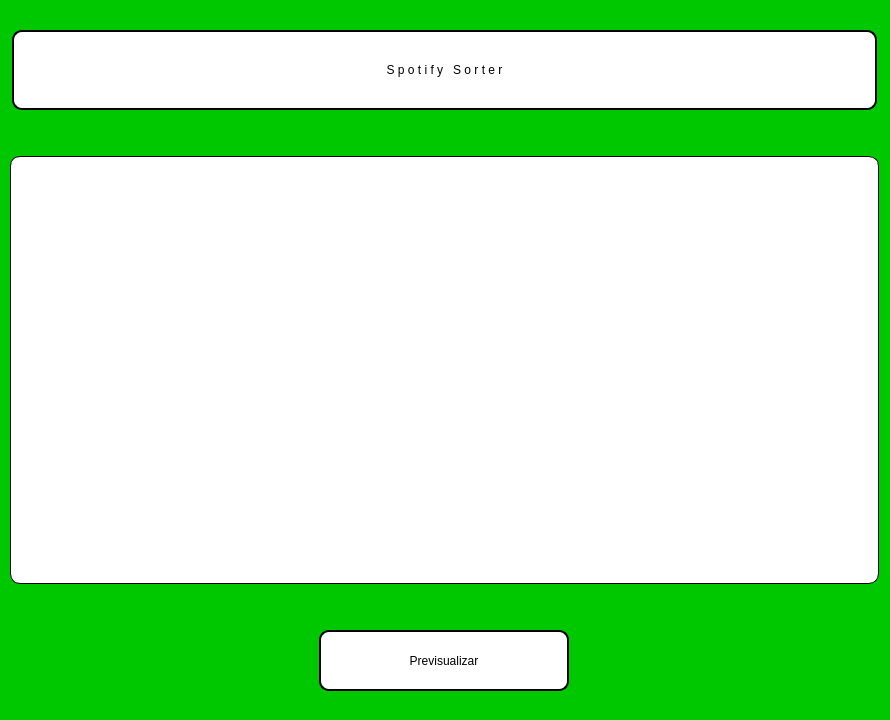
The window that frontend/ventana_inicio.ui (iangrosssan/Sorter-Spotify) describes before a commit, drawn with Qt 5.
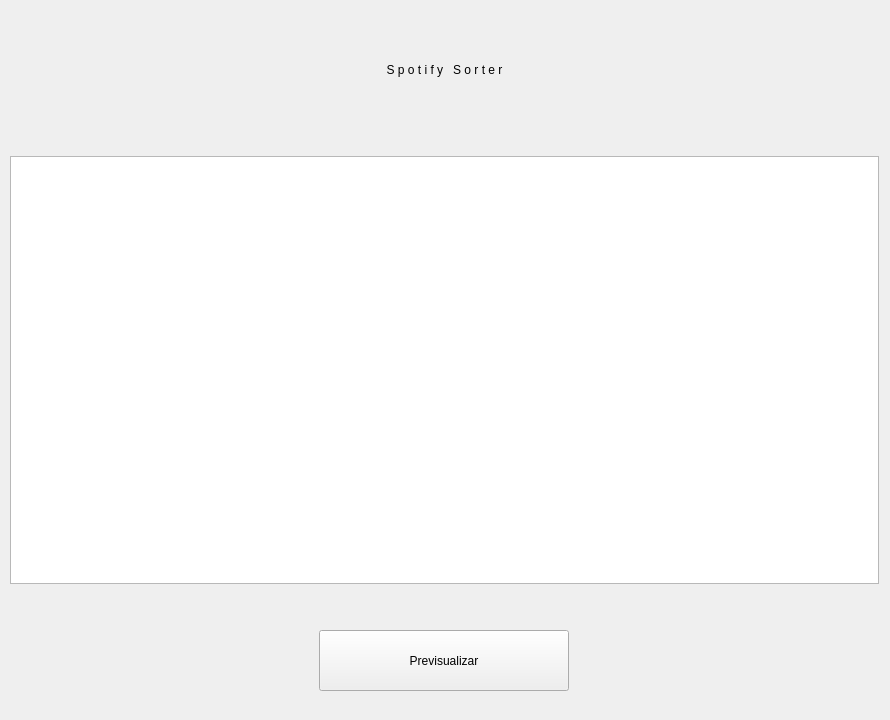
The same window after the commit.

```diff
--- a/frontend/ventana_inicio.ui
+++ b/frontend/ventana_inicio.ui
@@ -14,7 +14,7 @@
    <string>Spotify Sorter</string>
   </property>
   <property name="styleSheet">
-   <string notr="true">background-color: rgb(0, 200, 0);</string>
+   <string notr="true"/>
   </property>
   <widget class="QWidget" name="verticalLayoutWidget">
    <property name="geometry">
@@ -49,12 +49,7 @@
          </size>
         </property>
         <property name="styleSheet">
-         <string notr="true">color: rgb(0, 0, 0);
-background-color: rgb(255, 255, 255);
-font: 32pt &quot;Consolas&quot;;
-border: 2px solid black;
-border-radius: 10px;
-border-style: outset;
+         <string notr="true">
 </string>
         </property>
         <property name="text">
@@ -106,14 +101,7 @@
          <cursorShape>PointingHandCursor</cursorShape>
         </property>
         <property name="styleSheet">
-         <string notr="true">color: rgb(0, 0, 0);
-background-color: rgb(255, 255, 255);
-font: 14pt &quot;Consolas&quot;;
-border-radius: 10px;
-border-style: outset;
-padding: 5px;
-border: 1px solid black;
-</string>
+         <string notr="true"/>
         </property>
         <property name="horizontalScrollBarPolicy">
          <enum>Qt::ScrollBarAlwaysOff</enum>
@@ -193,15 +181,7 @@
          <cursorShape>PointingHandCursor</cursorShape>
         </property>
         <property name="styleSheet">
-         <string notr="true">color: rgb(0, 0, 0);
-background-color: rgb(255, 255, 255);
-font: 14pt &quot;Consolas&quot;;
-border: 2px solid white;
-border-radius: 10px;
-border-style: outset;
-padding: 5px;
-border: 2px solid black;
-</string>
+         <string notr="true"/>
         </property>
         <property name="text">
          <string>Previsualizar</string>
```
